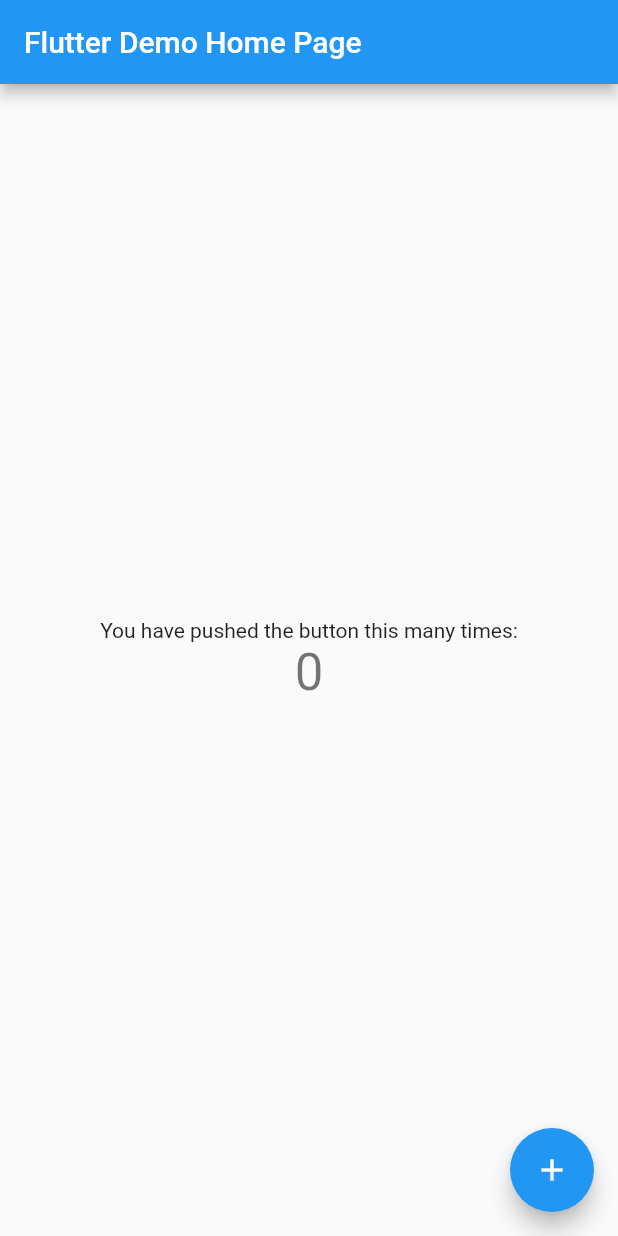
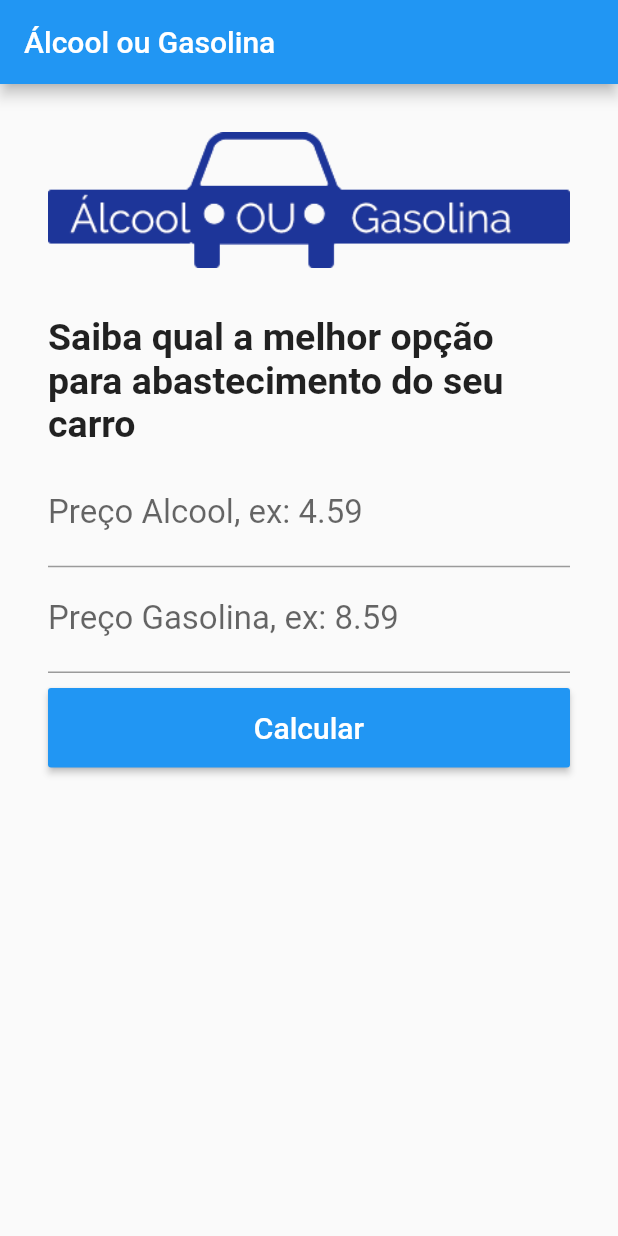
Before and after one commit to GustavoAntunesRocha/gasolina_alcool, a Flutter app: the screen it shows after launch, on a phone screen of 412 x 824 dp. Run offline on Flutter 3.47's test engine with Material 2 defaults, Android fonts, the phone set to English and light mode, and no system bars.

Commit message:
Primeira versão do aplicativo
Aplicativo em sua primeira versão, ainda bem simples realizando o cálculo sem considerar o consumo do carro para cada tipo de combustível.

```diff
--- /dev/null
+++ b/lib/home.dart
@@ -0,0 +1,114 @@
+import 'package:flutter/material.dart';
+
+class Home extends StatefulWidget {
+  const Home({Key? key}) : super(key: key);
+
+  @override
+  _HomeState createState() => _HomeState();
+}
+
+class _HomeState extends State<Home> {
+
+  TextEditingController _controllerAlcool = TextEditingController();
+  TextEditingController _controllerGasolina = TextEditingController();
+  String _textoResultado = "";
+
+  void _calcular(){
+    double? precoAlcool = double.tryParse(_controllerAlcool.text.replaceAll(",", "."));
+    double? precoGasolina = double.tryParse(_controllerGasolina.text.replaceAll(",", "."));
+    if(precoAlcool == null || precoGasolina == null){
+      setState(() {
+        _textoResultado = "Número inválido, digite números maiores que 0 e utilizando '.' ";
+      });
+    } else{
+      if(precoAlcool / precoGasolina >= 0.7){
+        setState(() {
+          _textoResultado = "Melhor abastecer com gasolina";
+        });
+      } else{
+        setState(() {
+          _textoResultado = "Melhor abastecer com alcool";
+        });
+      }
+    }
+  }
+
+  @override
+  Widget build(BuildContext context) {
+    return Scaffold(
+      appBar: AppBar(
+        title: const Text("Álcool ou Gasolina"),
+        backgroundColor: Colors.blue,
+      ),
+      body: Container(
+        child: SingleChildScrollView(
+          padding: const EdgeInsets.all(32),
+          child: Column(
+            crossAxisAlignment: CrossAxisAlignment.stretch,
+            children: <Widget>[
+              Padding(
+                padding: const EdgeInsets.only(bottom: 32),
+                child: Image.asset("images/logo.png"),
+              ),
+              const Padding(
+                padding: EdgeInsets.only(bottom: 10),
+                child: Text(
+                  "Saiba qual a melhor opção para abastecimento do seu carro",
+                  style: TextStyle(
+                      fontSize: 25,
+                      fontWeight: FontWeight.bold
+                  ),
+                ),
+              ),
+              TextField(
+                keyboardType: TextInputType.number,
+                decoration: const InputDecoration(
+                    labelText: "Preço Alcool, ex: 4.59"
+                ),
+                style: const TextStyle(
+                    fontSize: 22
+                ),
+                controller: _controllerAlcool,
+              ),
+              TextField(
+                keyboardType: TextInputType.number,
+                decoration: const InputDecoration(
+                    labelText: "Preço Gasolina, ex: 8.59"
+                ),
+                style: const TextStyle(
+                    fontSize: 22
+                ),
+                controller: _controllerGasolina,
+              ),
+              Padding(
+                padding: const EdgeInsets.only(top: 10),
+                child: RaisedButton(
+                  color: Colors.blue,
+                  textColor: Colors.white,
+                  padding: const EdgeInsets.all(15),
+                  child: const Text(
+                    "Calcular",
+                    style: TextStyle(
+                        fontSize: 20
+                    ),
+                  ),
+                  onPressed: _calcular,
+                ),
+              ),
+              Padding(
+                padding: EdgeInsets.only(top: 20),
+                child: Text(
+                  _textoResultado,
+                  style: const TextStyle(
+                      fontSize: 22,
+                      fontWeight: FontWeight.bold
+                  ),
+                ),
+              )
+            ],
+          ),
+        )
+      ),
+    );
+  }
+}
--- a/lib/main.dart
+++ b/lib/main.dart
@@ -1,115 +1,8 @@
 import 'package:flutter/material.dart';
+import 'package:gasolina_alcool/home.dart';
 
 void main() {
-  runApp(const MyApp());
+  runApp(const MaterialApp(
+    home: Home(),
+  ));
 }
-
-class MyApp extends StatelessWidget {
-  const MyApp({Key? key}) : super(key: key);
-
-  // This widget is the root of your application.
-  @override
-  Widget build(BuildContext context) {
-    return MaterialApp(
-      title: 'Flutter Demo',
-      theme: ThemeData(
-        // This is the theme of your application.
-        //
-        // Try running your application with "flutter run". You'll see the
-        // application has a blue toolbar. Then, without quitting the app, try
-        // changing the primarySwatch below to Colors.green and then invoke
-        // "hot reload" (press "r" in the console where you ran "flutter run",
-        // or simply save your changes to "hot reload" in a Flutter IDE).
-        // Notice that the counter didn't reset back to zero; the application
-        // is not restarted.
-        primarySwatch: Colors.blue,
-      ),
-      home: const MyHomePage(title: 'Flutter Demo Home Page'),
-    );
-  }
-}
-
-class MyHomePage extends StatefulWidget {
-  const MyHomePage({Key? key, required this.title}) : super(key: key);
-
-  // This widget is the home page of your application. It is stateful, meaning
-  // that it has a State object (defined below) that contains fields that affect
-  // how it looks.
-
-  // This class is the configuration for the state. It holds the values (in this
-  // case the title) provided by the parent (in this case the App widget) and
-  // used by the build method of the State. Fields in a Widget subclass are
-  // always marked "final".
-
-  final String title;
-
-  @override
-  State<MyHomePage> createState() => _MyHomePageState();
-}
-
-class _MyHomePageState extends State<MyHomePage> {
-  int _counter = 0;
-
-  void _incrementCounter() {
-    setState(() {
-      // This call to setState tells the Flutter framework that something has
-      // changed in this State, which causes it to rerun the build method below
-      // so that the display can reflect the updated values. If we changed
-      // _counter without calling setState(), then the build method would not be
-      // called again, and so nothing would appear to happen.
-      _counter++;
-    });
-  }
-
-  @override
-  Widget build(BuildContext context) {
-    // This method is rerun every time setState is called, for instance as done
-    // by the _incrementCounter method above.
-    //
-    // The Flutter framework has been optimized to make rerunning build methods
-    // fast, so that you can just rebuild anything that needs updating rather
-    // than having to individually change instances of widgets.
-    return Scaffold(
-      appBar: AppBar(
-        // Here we take the value from the MyHomePage object that was created by
-        // the App.build method, and use it to set our appbar title.
-        title: Text(widget.title),
-      ),
-      body: Center(
-        // Center is a layout widget. It takes a single child and positions it
-        // in the middle of the parent.
-        child: Column(
-          // Column is also a layout widget. It takes a list of children and
-          // arranges them vertically. By default, it sizes itself to fit its
-          // children horizontally, and tries to be as tall as its parent.
-          //
-          // Invoke "debug painting" (press "p" in the console, choose the
-          // "Toggle Debug Paint" action from the Flutter Inspector in Android
-          // Studio, or the "Toggle Debug Paint" command in Visual Studio Code)
-          // to see the wireframe for each widget.
-          //
-          // Column has various properties to control how it sizes itself and
-          // how it positions its children. Here we use mainAxisAlignment to
-          // center the children vertically; the main axis here is the vertical
-          // axis because Columns are vertical (the cross axis would be
-          // horizontal).
-          mainAxisAlignment: MainAxisAlignment.center,
-          children: <Widget>[
-            const Text(
-              'You have pushed the button this many times:',
-            ),
-            Text(
-              '$_counter',
-              style: Theme.of(context).textTheme.headline4,
-            ),
-          ],
-        ),
-      ),
-      floatingActionButton: FloatingActionButton(
-        onPressed: _incrementCounter,
-        tooltip: 'Increment',
-        child: const Icon(Icons.add),
-      ), // This trailing comma makes auto-formatting nicer for build methods.
-    );
-  }
-}
--- a/pubspec.yaml
+++ b/pubspec.yaml
@@ -62,6 +62,9 @@ flutter:
   #   - images/a_dot_burr.jpeg
   #   - images/a_dot_ham.jpeg
 
+  assets:
+    - images/logo.png
+
   # An image asset can refer to one or more resolution-specific "variants", see
   # https://flutter.dev/assets-and-images/#resolution-aware.
 
```
Also changed, not shown: images/logo.png (added), 1 other file.
